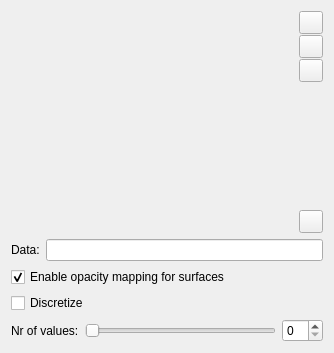
morphomuseum/MorphoDig, file MorphoDig/Qt/mqColorOpacityEditorWidget.ui: the form before one commit.
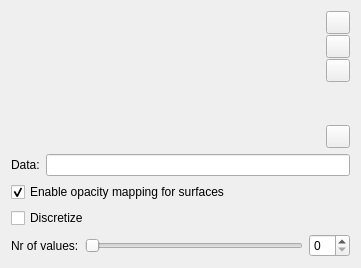
The form after the commit. Icons and pictures are not drawn. Custom widgets are drawn as their Qt base class.

Commit message: Start to modify Color Opacity Editor Widgets (towards integration of the sliders and adding an histogram

```diff
--- a/MorphoDig/Qt/mqColorOpacityEditorWidget.ui
+++ b/MorphoDig/Qt/mqColorOpacityEditorWidget.ui
@@ -6,8 +6,8 @@
    <rect>
     <x>0</x>
     <y>0</y>
-    <width>334</width>
-    <height>346</height>
+    <width>361</width>
+    <height>268</height>
    </rect>
   </property>
   <property name="windowTitle">
@@ -41,7 +41,7 @@
          <property name="minimumSize">
           <size>
            <width>287</width>
-           <height>182</height>
+           <height>90</height>
           </size>
          </property>
         </widget>
```
The commit also changes 2 other files.
